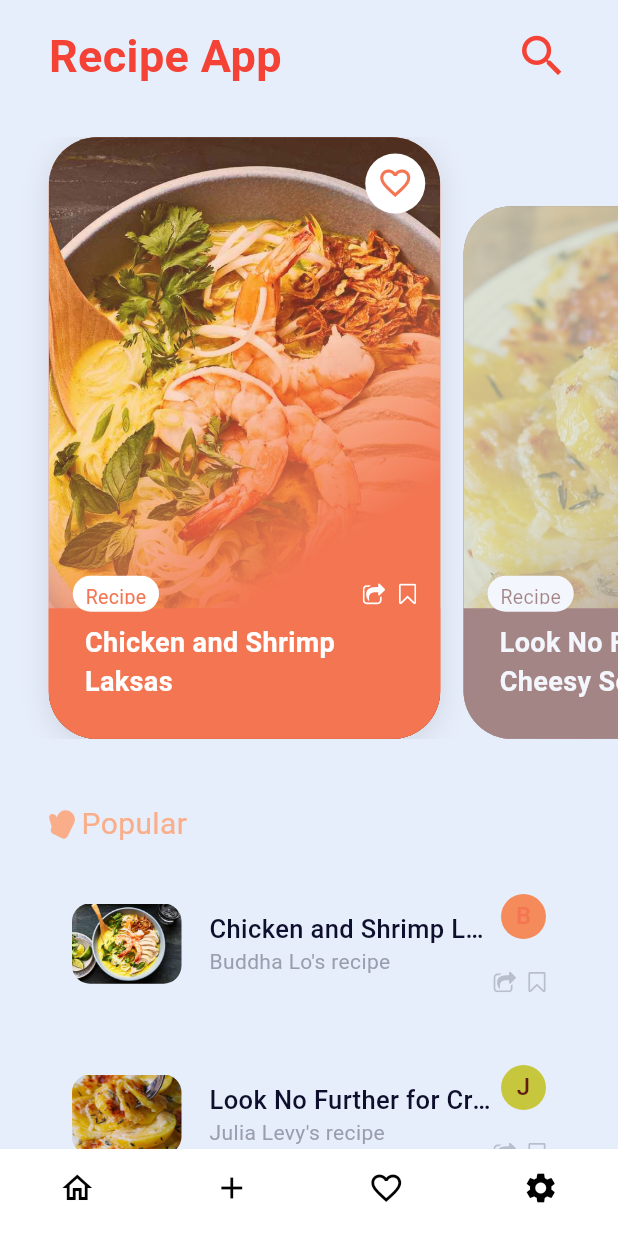
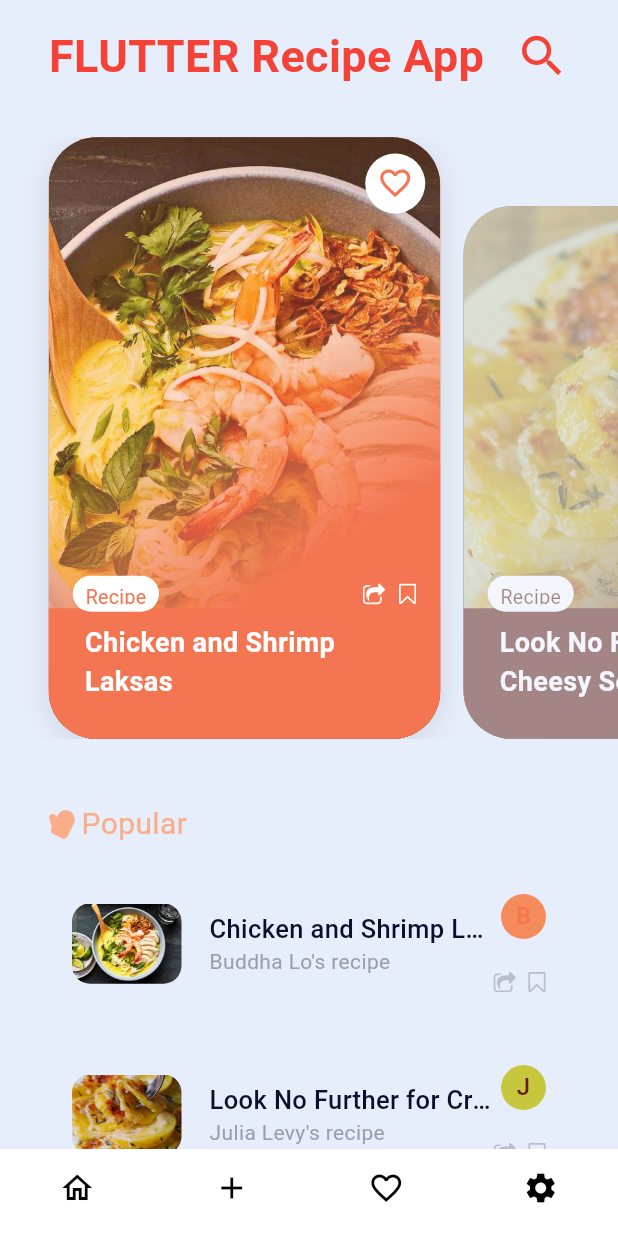
Before and after one commit to yusufgokhankuyu/Recipe_App_With_Flutter_YGK, a Flutter app: the HomeSreen screen opened directly, on a phone screen of 412 x 824 dp. Run offline on Flutter 3.47's test engine with Material 3 defaults, Android fonts, the phone set to English and light mode, and no system bars; our stand-ins replace cloud_firestore, firebase_auth, firebase_core, flutter_svg, fluttertoast, google_sign_in; accounts and stored records are empty; generated files the repository leaves out were written again; Roboto replaces fonts that are missing (SFProText).

Commit message:
Home screend bug fix

```diff
--- a/lib/screens/homescreen.dart
+++ b/lib/screens/homescreen.dart
@@ -30,7 +30,7 @@ class _HomeSreenState extends State<HomeSreen> {
                 mainAxisAlignment: MainAxisAlignment.spaceBetween,
                 children: [
                   const Text(
-                    'Recipe App',
+                    'FLUTTER Recipe App ',
                     style: TextStyle(
                       fontSize: 30,
                       fontWeight: FontWeight.w600,
```
